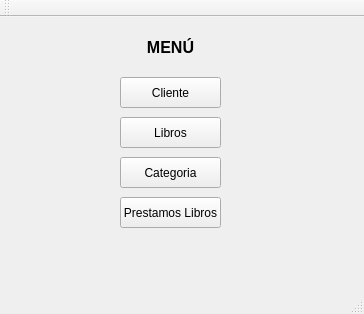
Above: AppBiblioteca/mainwindow.ui from ksoriano55/BiblioData before the change. Below: the same form after it.
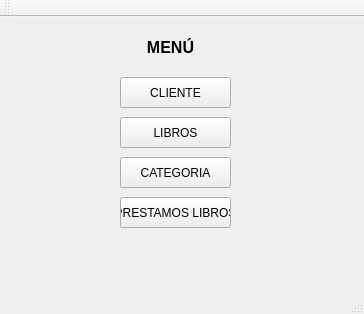
That is the form after the change.

The edit to the form file:
```diff
--- a/AppBiblioteca/mainwindow.ui
+++ b/AppBiblioteca/mainwindow.ui
@@ -42,12 +42,12 @@
      <rect>
       <x>120</x>
       <y>60</y>
-      <width>101</width>
+      <width>111</width>
       <height>31</height>
      </rect>
     </property>
     <property name="text">
-     <string>Cliente</string>
+     <string>CLIENTE</string>
     </property>
    </widget>
    <widget class="QPushButton" name="pushButton_2">
@@ -55,12 +55,12 @@
      <rect>
       <x>120</x>
       <y>100</y>
-      <width>101</width>
+      <width>111</width>
       <height>31</height>
      </rect>
     </property>
     <property name="text">
-     <string>Libros</string>
+     <string>LIBROS</string>
     </property>
    </widget>
    <widget class="QPushButton" name="pushButton_3">
@@ -68,12 +68,12 @@
      <rect>
       <x>120</x>
       <y>180</y>
-      <width>101</width>
+      <width>111</width>
       <height>31</height>
      </rect>
     </property>
     <property name="text">
-     <string>Prestamos Libros</string>
+     <string>PRESTAMOS LIBROS</string>
     </property>
    </widget>
    <widget class="QPushButton" name="pushButton_4">
@@ -81,12 +81,12 @@
      <rect>
       <x>120</x>
       <y>140</y>
-      <width>101</width>
+      <width>111</width>
       <height>31</height>
      </rect>
     </property>
     <property name="text">
-     <string>Categoria</string>
+     <string>CATEGORIA</string>
     </property>
    </widget>
   </widget>
```
Left out of the diff: 8 changed lines with no effect on the pictures.
